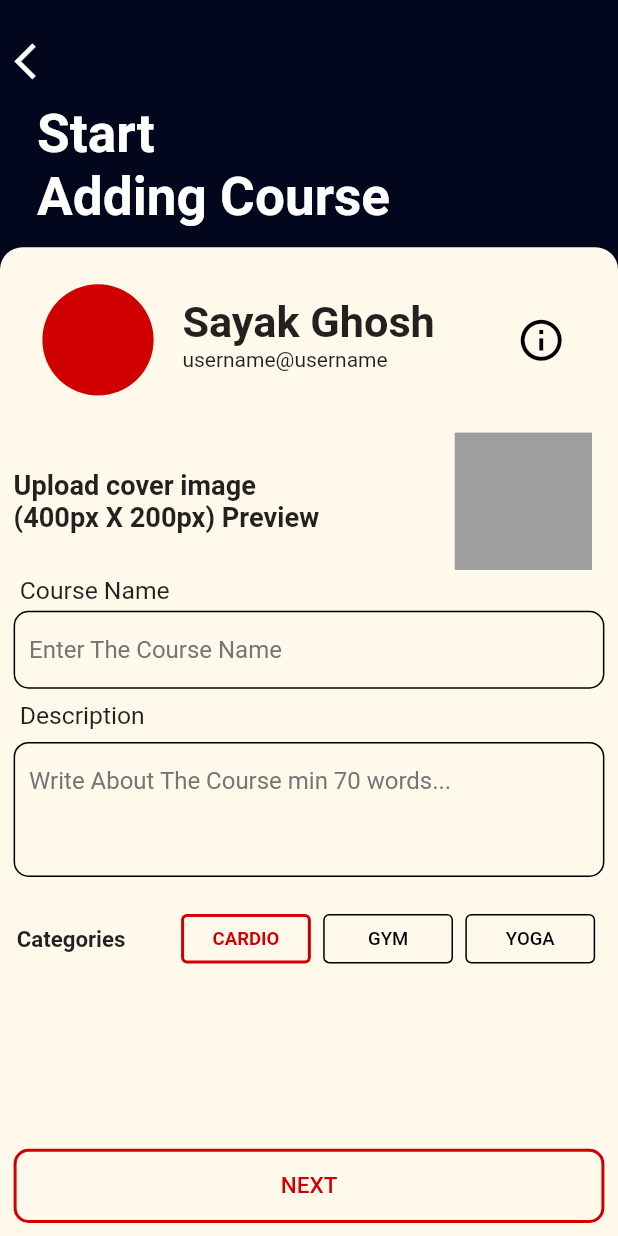
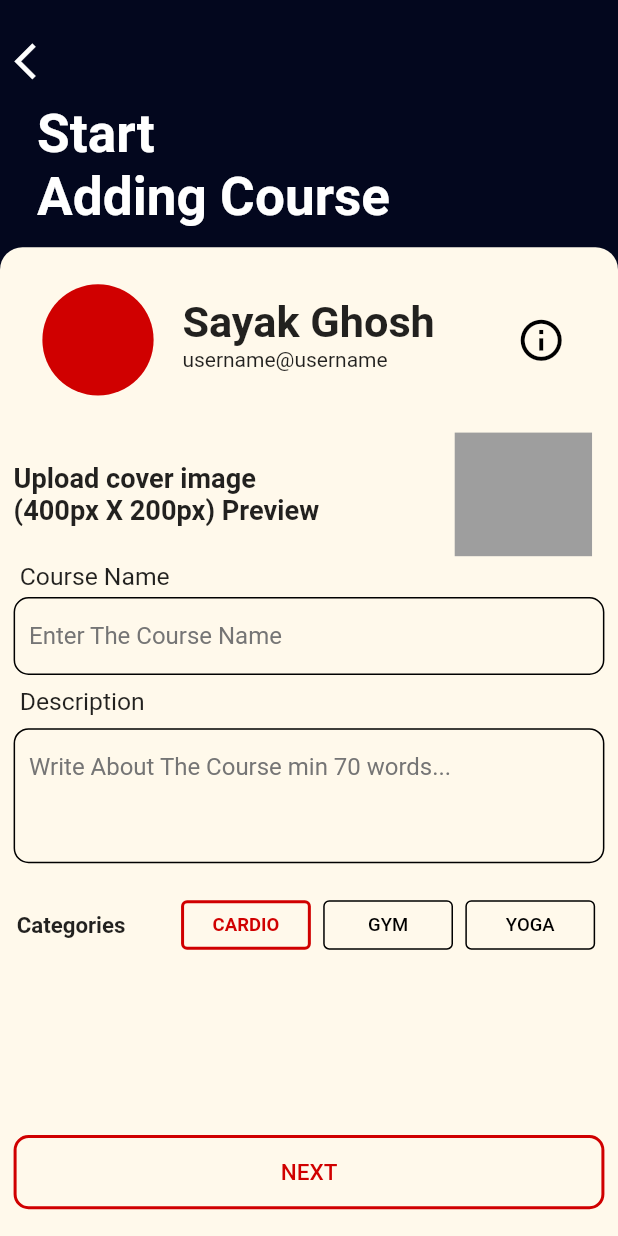
Before and after one commit to samwilson0745/prisavelo_ui, a Flutter app: the AddCourse screen opened directly, on a phone screen of 412 x 824 dp. Run offline on Flutter 3.47's test engine with Material 2 defaults, Android fonts, the phone set to English and light mode, and no system bars; our stand-ins replace readmore, sliding_up_panel.

Commit message:
few changes

```diff
--- a/lib/MainPages/AddCourse.dart
+++ b/lib/MainPages/AddCourse.dart
@@ -118,7 +118,7 @@ class _AddCourseState extends State<AddCourse> {
                                 child: Container(
                                   margin: EdgeInsets.symmetric(horizontal: size.width*0.02),
                                   width: size.height>780?size.width/4.5:size.width/5,
-                                  height: size.height>780?size.height/9:size.height/8.5,
+                                  height: size.height>780?size.height/10:size.height/8.5,
                                   color: Colors.grey,
                                 ),
                               )
--- a/lib/MainPages/Switch.dart
+++ b/lib/MainPages/Switch.dart
@@ -266,7 +266,7 @@ class _SwitchtoProfState extends State<SwitchtoProf> {
                   color: _state==value?Color(0xffD00000):Colors.black
               )
           ),
-          child: Text(name,style: TextStyle(color: _state==value?Color(0xffD00000):Colors.black,fontSize: size.height*0.02),)),
+          child: Text(name,style: TextStyle(color: _state==value?Color(0xffD00000):Colors.black,fontSize: size.height*0.015),)),
     );
   }
 }
--- a/lib/main.dart
+++ b/lib/main.dart
@@ -17,7 +17,7 @@ class MyApp extends StatelessWidget {
   Widget build(BuildContext context) {
     return MaterialApp(
       debugShowCheckedModeBanner: false,
-      home: AddCourse(),
+      home: SwitchtoProf(),
     );
   }
 }
```
